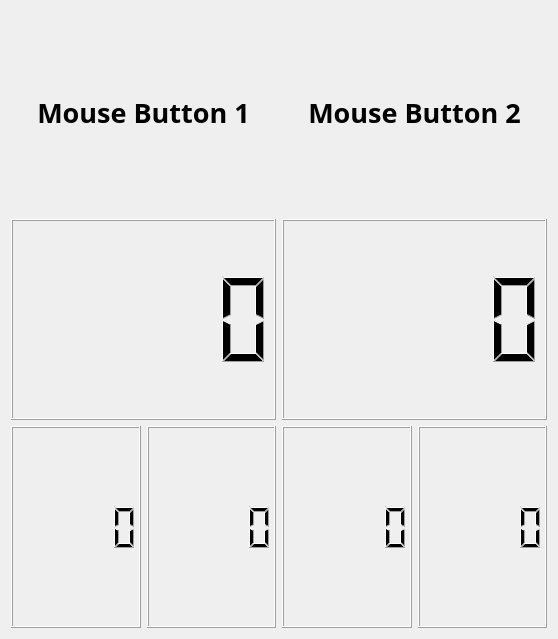
The window that widgets/widgets.ui (marcospri/pydiablometer) describes before a commit, drawn with Qt 5.
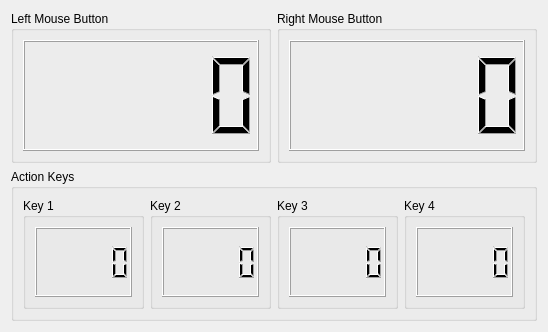
The same window after the commit.

Commit message: closeEvent fix. Better UI

```diff
--- a/widgets/widgets.ui
+++ b/widgets/widgets.ui
@@ -6,8 +6,8 @@
    <rect>
     <x>0</x>
     <y>0</y>
-    <width>558</width>
-    <height>639</height>
+    <width>548</width>
+    <height>332</height>
    </rect>
   </property>
   <property name="windowTitle">
@@ -16,27 +16,88 @@
   <layout class="QGridLayout" name="gridLayout_3">
    <item row="0" column="0">
     <layout class="QGridLayout" name="gridLayout_2">
-     <item row="0" column="0">
+     <item row="0" column="1">
       <layout class="QGridLayout" name="gridLayout_4">
+       <item row="1" column="0" colspan="2">
+        <layout class="QHBoxLayout" name="horizontalLayout">
+         <item>
+          <widget class="QGroupBox" name="groupBox_3">
+           <property name="title">
+            <string>Action Keys</string>
+           </property>
+           <layout class="QGridLayout" name="gridLayout_6">
        <item row="0" column="0">
-        <widget class="QLabel" name="label_3">
-         <property name="font">
-          <font>
-           <family>Cordia New</family>
-           <pointsize>20</pointsize>
-           <weight>75</weight>
-           <bold>true</bold>
-          </font>
-         </property>
-         <property name="text">
-          <string>Mouse Button 1</string>
-         </property>
-         <property name="alignment">
-          <set>Qt::AlignCenter</set>
-         </property>
-        </widget>
-       </item>
-       <item row="1" column="0">
+             <widget class="QGroupBox" name="groupBox_4">
+              <property name="title">
+               <string>Key 1</string>
+              </property>
+              <layout class="QGridLayout" name="gridLayout_7">
+               <item row="0" column="0">
+                <widget class="QLCDNumber" name="action_1_lcd"/>
+               </item>
+              </layout>
+             </widget>
+            </item>
+            <item row="0" column="1">
+             <widget class="QGroupBox" name="groupBox_5">
+              <property name="title">
+               <string>Key 2</string>
+              </property>
+              <layout class="QGridLayout" name="gridLayout_8">
+               <item row="0" column="0">
+                <widget class="QLCDNumber" name="action_2_lcd"/>
+               </item>
+              </layout>
+             </widget>
+            </item>
+            <item row="0" column="2">
+             <widget class="QGroupBox" name="groupBox_6">
+              <property name="title">
+               <string>Key 3</string>
+              </property>
+              <layout class="QGridLayout" name="gridLayout_9">
+               <item row="0" column="0">
+                <widget class="QLCDNumber" name="action_3_lcd"/>
+               </item>
+              </layout>
+             </widget>
+            </item>
+            <item row="0" column="3">
+             <widget class="QGroupBox" name="groupBox_7">
+              <property name="title">
+               <string>Key 4</string>
+              </property>
+              <layout class="QGridLayout" name="gridLayout_10">
+               <item row="0" column="0">
+                <widget class="QLCDNumber" name="action_4_lcd"/>
+               </item>
+              </layout>
+             </widget>
+            </item>
+           </layout>
+          </widget>
+         </item>
+        </layout>
+       </item>
+       <item row="0" column="1">
+        <widget class="QGroupBox" name="groupBox_2">
+         <property name="title">
+          <string>Right Mouse Button</string>
+         </property>
+         <layout class="QGridLayout" name="gridLayout_5">
+          <item row="0" column="0">
+           <widget class="QLCDNumber" name="right_click_lcd"/>
+          </item>
+         </layout>
+        </widget>
+       </item>
+       <item row="0" column="0">
+        <widget class="QGroupBox" name="groupBox">
+         <property name="title">
+          <string>Left Mouse Button</string>
+         </property>
+         <layout class="QGridLayout" name="gridLayout">
+          <item row="0" column="0">
         <widget class="QLCDNumber" name="left_click_lcd">
          <property name="smallDecimalPoint">
           <bool>false</bool>
@@ -55,42 +116,8 @@
          </property>
         </widget>
        </item>
-       <item row="1" column="1">
-        <widget class="QLCDNumber" name="right_click_lcd"/>
-       </item>
-       <item row="0" column="1">
-        <widget class="QLabel" name="label_4">
-         <property name="font">
-          <font>
-           <family>Cordia New</family>
-           <pointsize>20</pointsize>
-           <weight>75</weight>
-           <bold>true</bold>
-          </font>
-         </property>
-         <property name="text">
-          <string>Mouse Button 2</string>
-         </property>
-         <property name="alignment">
-          <set>Qt::AlignCenter</set>
-         </property>
-        </widget>
-       </item>
-       <item row="2" column="0" colspan="2">
-        <layout class="QHBoxLayout" name="horizontalLayout">
-         <item>
-          <widget class="QLCDNumber" name="action_1_lcd"/>
-         </item>
-         <item>
-          <widget class="QLCDNumber" name="action_2_lcd"/>
-         </item>
-         <item>
-          <widget class="QLCDNumber" name="action_3_lcd"/>
-         </item>
-         <item>
-          <widget class="QLCDNumber" name="action_4_lcd"/>
-         </item>
-        </layout>
+         </layout>
+        </widget>
        </item>
       </layout>
      </item>
```
Lines whose indentation alone changed are shown as unchanged. The commit also changes 1 other file.
